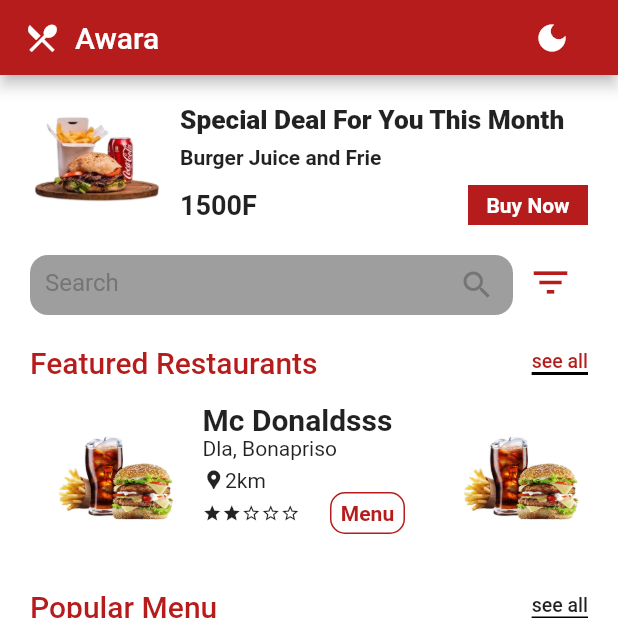
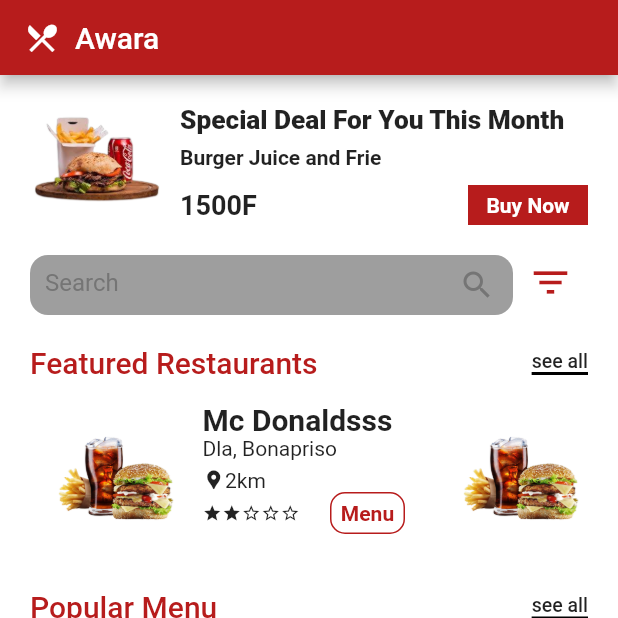
Before and after one commit to bricekk/awara, a Flutter app: the screen it shows after launch, on a phone screen of 412 x 824 dp, the top half of it. Run offline on Flutter 3.47's test engine with Material 2 defaults, Android fonts, the phone set to English and light mode, and no system bars; our stand-ins replace firebase_core, get, get_storage, google_fonts; accounts and stored records are empty; Roboto replaces fonts that are missing (Asul).

Commit message:
firebase initialize

```diff
--- a/lib/main.dart
+++ b/lib/main.dart
@@ -4,9 +4,11 @@ import 'package:awara/viewPage.dart';
 import 'package:flutter/material.dart';
 import 'package:get/get.dart';
 import 'package:get_storage/get_storage.dart';
+import 'package:firebase_core/firebase_core.dart';
 
 Future<void> main() async{
   await GetStorage.init();
+  await Firebase.initializeApp();
   runApp(const MyApp());
 }
 
--- a/lib/ui/homePage/sections/featuredRestaurant.dart
+++ b/lib/ui/homePage/sections/featuredRestaurant.dart
@@ -38,7 +38,7 @@ class _FeaturedResturantSectionState extends State<FeaturedResturantSection> {
                                 : Colors.black))),
                 child: Text(
                   "see all",
-                  style: TextStyle(fontSize: 13, fontWeight: FontWeight.w500,color: Theme.of(context).primaryColor),
+                  style: TextStyle(fontSize: 13, fontWeight: FontWeight.w500),
                 ),
               ),
             ),
--- a/lib/ui/homePage/sections/homeAppBar.dart
+++ b/lib/ui/homePage/sections/homeAppBar.dart
@@ -15,19 +15,19 @@ class HomeAppBar extends StatelessWidget implements PreferredSizeWidget {
           Text("Awara"),
         ],
       ),
-      actions: [
-        MaterialButton(
-          onPressed: () {
-            ThemeService().switchTheme();
-          },
-          child: Icon(
-            Theme.of(context).colorScheme == const ColorScheme.dark()
-                ? Icons.sunny
-                : Icons.dark_mode,
-            color: Colors.white,
-          ),
-        )
-      ],
+      // actions: [
+      //   MaterialButton(
+      //     onPressed: () {
+      //       ThemeService().switchTheme();
+      //     },
+      //     child: Icon(
+      //       Theme.of(context).colorScheme == const ColorScheme.dark()
+      //           ? Icons.sunny
+      //           : Icons.dark_mode,
+      //       color: Colors.white,
+      //     ),
+      //   )
+      // ],
     );
   }
 
--- a/lib/utils/themeDef.dart
+++ b/lib/utils/themeDef.dart
@@ -18,7 +18,7 @@ class ThemeClass {
 
   static ThemeData dark = ThemeData(
       scaffoldBackgroundColor: Colors.grey.shade900,
-      primaryColor: Colors.red.shade900,
+      primaryColor: Colors.red.shade700,
       secondaryHeaderColor: Colors.white,
       colorScheme: const ColorScheme.dark(),
       appBarTheme: AppBarTheme(
--- a/lib/viewPage.dart
+++ b/lib/viewPage.dart
@@ -1,8 +1,8 @@
 import 'package:flutter/material.dart';
 
-import 'package:awara/ui/accountPage.dart';
-import 'package:awara/ui/cartPage.dart';
-import 'package:awara/ui/discussion.dart';
+import 'package:awara/ui/accountPage/accountPage.dart';
+import 'package:awara/ui/cartPage/cartPage.dart';
+import 'package:awara/ui/discussionPage/discussion.dart';
 import 'package:awara/ui/homePage/homePage.dart';
 import 'package:get/get.dart';
 
--- a/pubspec.yaml
+++ b/pubspec.yaml
@@ -29,6 +29,8 @@ environment:
 dependencies:
   flutter:
     sdk: flutter
+  firebase_core:
+  firebase_database:
 
 
   # The following adds the Cupertino Icons font to your application.
```
Also changed, not shown: lib/firebase_options.dart (added), lib/ui/accountPage/accountPage.dart (renamed from lib/ui/accountPage.dart), lib/ui/cartPage/cartPage.dart (renamed from lib/ui/cartPage.dart), lib/ui/discussionPage/discussion.dart (renamed from lib/ui/discussion.dart), pubspec.lock, 4 other files.
